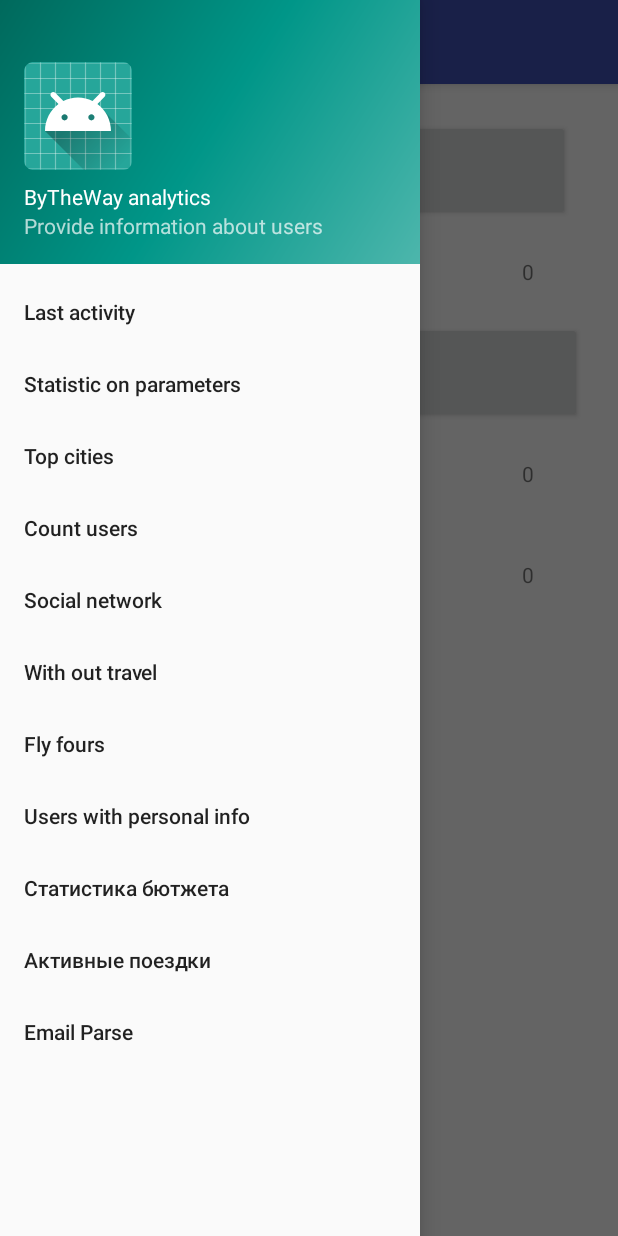
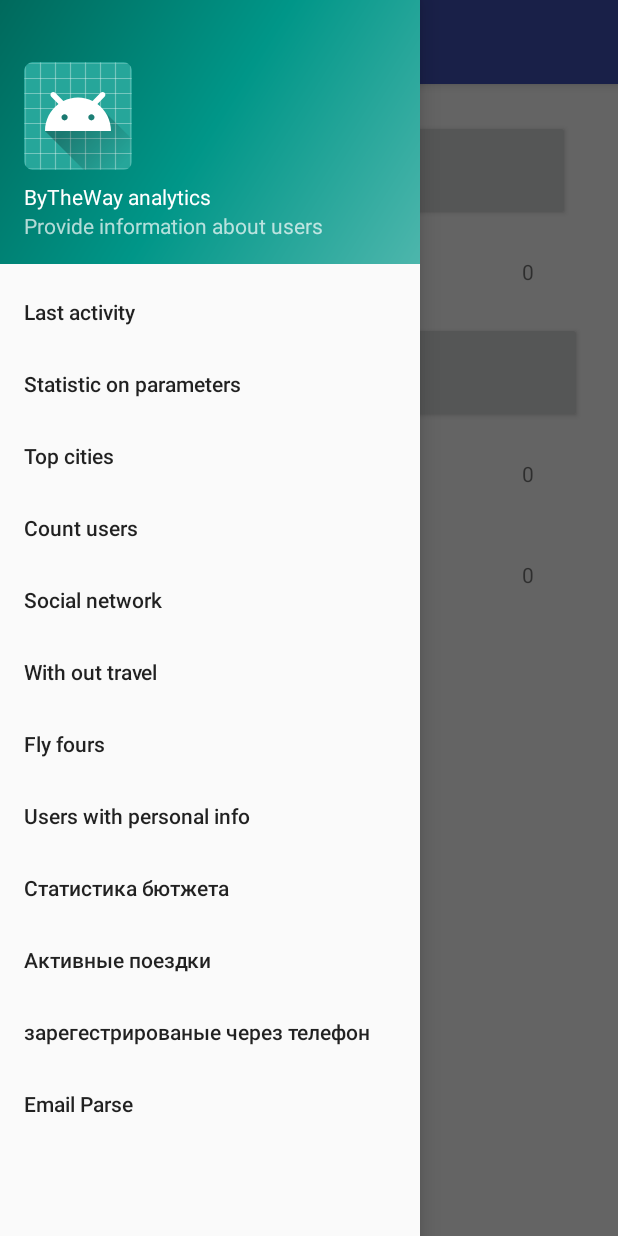
Before and after one commit to NooAn/BytheWayAnalitics, an Android app: the screen it shows after launch (MainActivity), with the side drawer open, on a phone screen of 412 x 824 dp. Run offline under Robolectric (Android 15) with nearby library versions, the phone set to English and light mode, and no system bars; our stand-ins replace Firebase (no records; nobody signed in at launch, a user with empty details on screens opened directly), RxJava; libraries missing offline, so code that uses them is left out: com.jakewharton.retrofit2, kotlinx.coroutines.experimental.

Commit message:
add fragment that display users that registered by number

```diff
--- a/app/src/main/res/menu/activity_main_drawer.xml
+++ b/app/src/main/res/menu/activity_main_drawer.xml
@@ -36,6 +36,9 @@
             android:id="@+id/active_trips"
             android:title="@string/active_trips" />
         <item
+            android:id="@+id/only_phone_number"
+            android:title="@string/only_phone_number" />
+        <item
             android:id="@+id/parser_email"
             android:title="Email Parse" />
     </group>
--- a/app/src/main/res/values/strings.xml
+++ b/app/src/main/res/values/strings.xml
@@ -14,5 +14,6 @@
     <string name="hello_blank_fragment">Hello blank fragment</string>
     <string name="active_trips">Активные поездки</string>
     <string name="budget_statistic">Статистика бютжета</string>
+    <string name="only_phone_number">зарегестрированые через телефон</string>
 
 </resources>
```
Also changed, not shown: app/src/main/java/com/yanevskyy/y/bythewayanalitics/activity/MainActivity.kt (+4 -4 lines), app/src/main/java/com/yanevskyy/y/bythewayanalitics/fragment/FragmentOnlyPhoneNumber.kt (added, +35 -0 lines), app/src/main/res/layout/fragment_only_phone_number.xml (added, +16 -0 lines), app/src/main/res/layout/fragment_count_active_trips.xml (renamed from app/src/main/res/layout/fragment_fragment_count_active_trips.xml).
